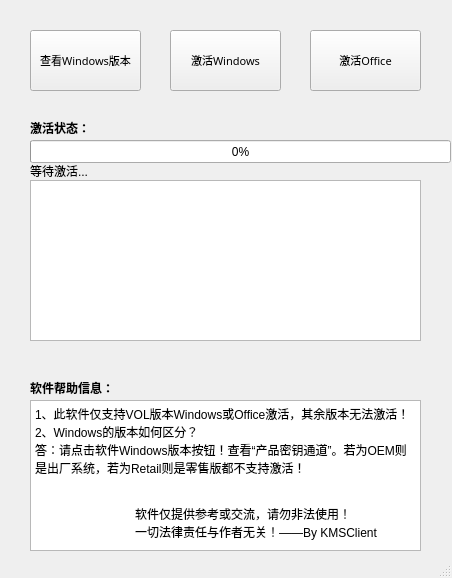
Qt form KMSClient_UI.ui (Ximxin/KMSClient) before a commit.
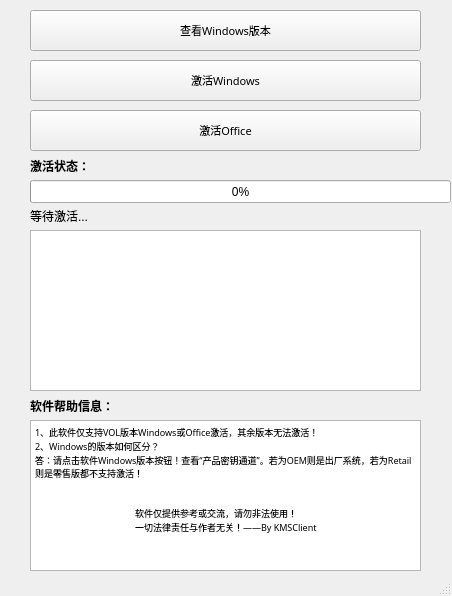
The same form after that commit.

Diff of the .ui file:
```diff
--- a/KMSClient_UI.ui
+++ b/KMSClient_UI.ui
@@ -7,7 +7,7 @@
     <x>0</x>
     <y>0</y>
     <width>452</width>
-    <height>578</height>
+    <height>596</height>
    </rect>
   </property>
   <property name="windowTitle">
@@ -18,9 +18,9 @@
     <property name="geometry">
      <rect>
       <x>30</x>
-      <y>30</y>
-      <width>111</width>
-      <height>61</height>
+      <y>10</y>
+      <width>391</width>
+      <height>41</height>
      </rect>
     </property>
     <property name="font">
@@ -36,10 +36,10 @@
    <widget class="QPushButton" name="ActivationWindows">
     <property name="geometry">
      <rect>
-      <x>170</x>
-      <y>30</y>
-      <width>111</width>
-      <height>61</height>
+      <x>30</x>
+      <y>60</y>
+      <width>391</width>
+      <height>41</height>
      </rect>
     </property>
     <property name="font">
@@ -55,10 +55,10 @@
    <widget class="QPushButton" name="ActivationOffice">
     <property name="geometry">
      <rect>
-      <x>310</x>
-      <y>30</y>
-      <width>111</width>
-      <height>61</height>
+      <x>30</x>
+      <y>110</y>
+      <width>391</width>
+      <height>41</height>
      </rect>
     </property>
     <property name="font">
@@ -75,7 +75,7 @@
     <property name="geometry">
      <rect>
       <x>30</x>
-      <y>180</y>
+      <y>230</y>
       <width>391</width>
       <height>161</height>
      </rect>
@@ -83,7 +83,7 @@
     <property name="font">
      <font>
       <family>Microsoft YaHei</family>
-      <pointsize>10</pointsize>
+      <pointsize>6</pointsize>
      </font>
     </property>
     <property name="cursor" stdset="0">
@@ -110,23 +110,36 @@
     <property name="lineWrapMode">
      <enum>QTextEdit::NoWrap</enum>
     </property>
+    <property name="html">
+     <string>&lt;!DOCTYPE HTML PUBLIC &quot;-//W3C//DTD HTML 4.0//EN&quot; &quot;http://www.w3.org/TR/REC-html40/strict.dtd&quot;&gt;
+&lt;html&gt;&lt;head&gt;&lt;meta name=&quot;qrichtext&quot; content=&quot;1&quot; /&gt;&lt;style type=&quot;text/css&quot;&gt;
+p, li { white-space: pre-wrap; }
+&lt;/style&gt;&lt;/head&gt;&lt;body style=&quot; font-family:'Microsoft YaHei'; font-size:6pt; font-weight:400; font-style:normal;&quot;&gt;
+&lt;p style=&quot;-qt-paragraph-type:empty; margin-top:0px; margin-bottom:0px; margin-left:0px; margin-right:0px; -qt-block-indent:0; text-indent:0px;&quot;&gt;&lt;br /&gt;&lt;/p&gt;&lt;/body&gt;&lt;/html&gt;</string>
+    </property>
    </widget>
    <widget class="QTextBrowser" name="ActivationTips">
     <property name="geometry">
      <rect>
       <x>30</x>
-      <y>400</y>
+      <y>420</y>
       <width>391</width>
       <height>151</height>
      </rect>
     </property>
+    <property name="font">
+     <font>
+      <family>Agency FB</family>
+      <pointsize>7</pointsize>
+     </font>
+    </property>
     <property name="html">
      <string>&lt;!DOCTYPE HTML PUBLIC &quot;-//W3C//DTD HTML 4.0//EN&quot; &quot;http://www.w3.org/TR/REC-html40/strict.dtd&quot;&gt;
 &lt;html&gt;&lt;head&gt;&lt;meta name=&quot;qrichtext&quot; content=&quot;1&quot; /&gt;&lt;style type=&quot;text/css&quot;&gt;
 p, li { white-space: pre-wrap; }
-&lt;/style&gt;&lt;/head&gt;&lt;body style=&quot; font-family:'SimSun'; font-size:9pt; font-weight:400; font-style:normal;&quot;&gt;
-&lt;p style=&quot; margin-top:0px; margin-bottom:0px; margin-left:0px; margin-right:0px; -qt-block-indent:0; text-indent:0px;&quot;&gt;1、此软件仅支持VOL版本Windows或Office激活，其余版本无法激活！&lt;/p&gt;
-&lt;p style=&quot; margin-top:0px; margin-bottom:0px; margin-left:0px; margin-right:0px; -qt-block-indent:0; text-indent:0px;&quot;&gt;2、&lt;span style=&quot; font-family:'Consolas'; color:#000000;&quot;&gt;Windows&lt;/span&gt;&lt;span style=&quot; font-family:'Microsoft YaHei UI'; color:#000000;&quot;&gt;的版本如何区分？&lt;/span&gt;&lt;/p&gt;
+&lt;/style&gt;&lt;/head&gt;&lt;body style=&quot; font-family:'Agency FB'; font-size:7pt; font-weight:400; font-style:normal;&quot;&gt;
+&lt;p style=&quot; margin-top:0px; margin-bottom:0px; margin-left:0px; margin-right:0px; -qt-block-indent:0; text-indent:0px;&quot;&gt;&lt;span style=&quot; font-family:'SimSun';&quot;&gt;1、此软件仅支持VOL版本Windows或Office激活，其余版本无法激活！&lt;/span&gt;&lt;/p&gt;
+&lt;p style=&quot; margin-top:0px; margin-bottom:0px; margin-left:0px; margin-right:0px; -qt-block-indent:0; text-indent:0px;&quot;&gt;&lt;span style=&quot; font-family:'SimSun';&quot;&gt;2、&lt;/span&gt;&lt;span style=&quot; font-family:'Consolas'; color:#000000;&quot;&gt;Windows&lt;/span&gt;&lt;span style=&quot; font-family:'Microsoft YaHei UI'; color:#000000;&quot;&gt;的版本如何区分？&lt;/span&gt;&lt;/p&gt;
 &lt;p style=&quot; margin-top:0px; margin-bottom:0px; margin-left:0px; margin-right:0px; -qt-block-indent:0; text-indent:0px;&quot;&gt;&lt;span style=&quot; font-family:'Microsoft YaHei UI'; color:#000000;&quot;&gt;答：请点击软件&lt;/span&gt;&lt;span style=&quot; font-family:'Consolas'; color:#000000;&quot;&gt;Windows&lt;/span&gt;&lt;span style=&quot; font-family:'Microsoft YaHei UI'; color:#000000;&quot;&gt;版本按钮！查看“产品密钥通道”。若为&lt;/span&gt;&lt;span style=&quot; font-family:'Consolas'; color:#000000;&quot;&gt;OEM&lt;/span&gt;&lt;span style=&quot; font-family:'Microsoft YaHei UI'; color:#000000;&quot;&gt;则是出厂系统，若为&lt;/span&gt;&lt;span style=&quot; font-family:'Consolas'; color:#000000;&quot;&gt;Retail&lt;/span&gt;&lt;span style=&quot; font-family:'Microsoft YaHei UI'; color:#000000;&quot;&gt;则是零售版都不支持激活！&lt;/span&gt;&lt;/p&gt;
 &lt;p style=&quot;-qt-paragraph-type:empty; margin-top:0px; margin-bottom:0px; margin-left:0px; margin-right:0px; -qt-block-indent:0; text-indent:0px; font-family:'Microsoft YaHei UI'; color:#000000;&quot;&gt;&lt;br /&gt;&lt;/p&gt;
 &lt;p style=&quot;-qt-paragraph-type:empty; margin-top:0px; margin-bottom:0px; margin-left:0px; margin-right:0px; -qt-block-indent:0; text-indent:0px; font-family:'Microsoft YaHei UI'; color:#000000;&quot;&gt;&lt;br /&gt;&lt;/p&gt;
@@ -138,9 +151,9 @@
     <property name="geometry">
      <rect>
       <x>30</x>
-      <y>380</y>
+      <y>390</y>
       <width>101</width>
-      <height>16</height>
+      <height>31</height>
      </rect>
     </property>
     <property name="font">
@@ -158,9 +171,9 @@
     <property name="geometry">
      <rect>
       <x>30</x>
-      <y>120</y>
+      <y>150</y>
       <width>81</width>
-      <height>16</height>
+      <height>31</height>
      </rect>
     </property>
     <property name="font">
@@ -178,7 +191,7 @@
     <property name="geometry">
      <rect>
       <x>30</x>
-      <y>140</y>
+      <y>180</y>
       <width>421</width>
       <height>23</height>
      </rect>
@@ -191,9 +204,9 @@
     <property name="geometry">
      <rect>
       <x>30</x>
-      <y>160</y>
+      <y>200</y>
       <width>391</width>
-      <height>21</height>
+      <height>31</height>
      </rect>
     </property>
     <property name="text">
```
